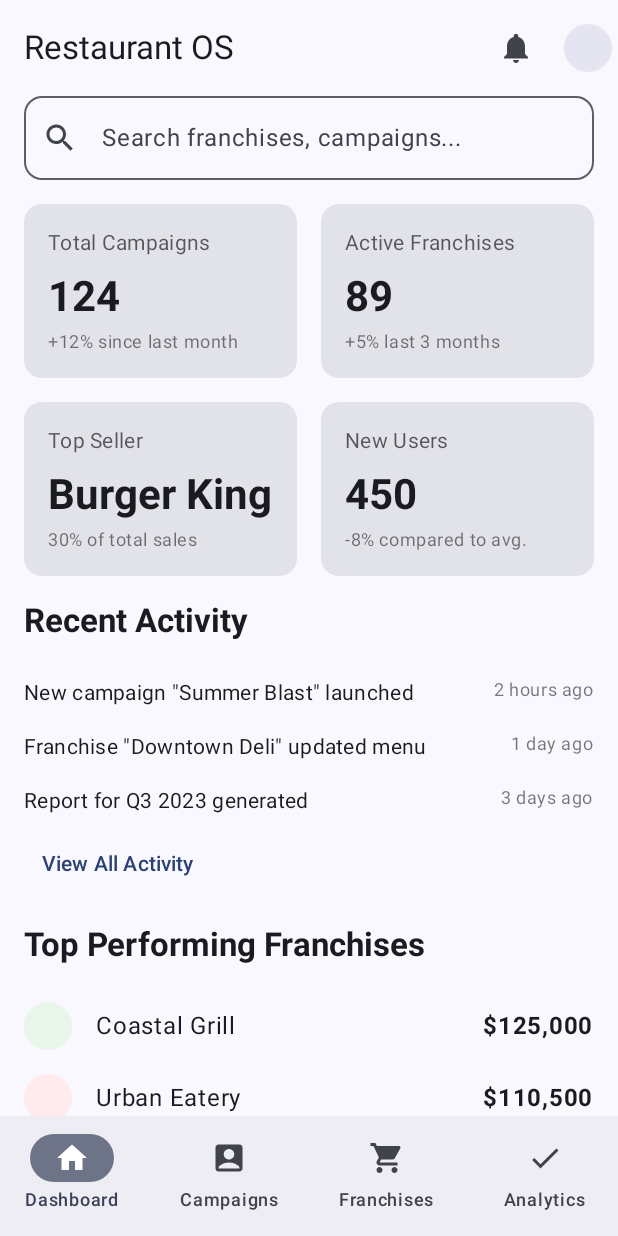
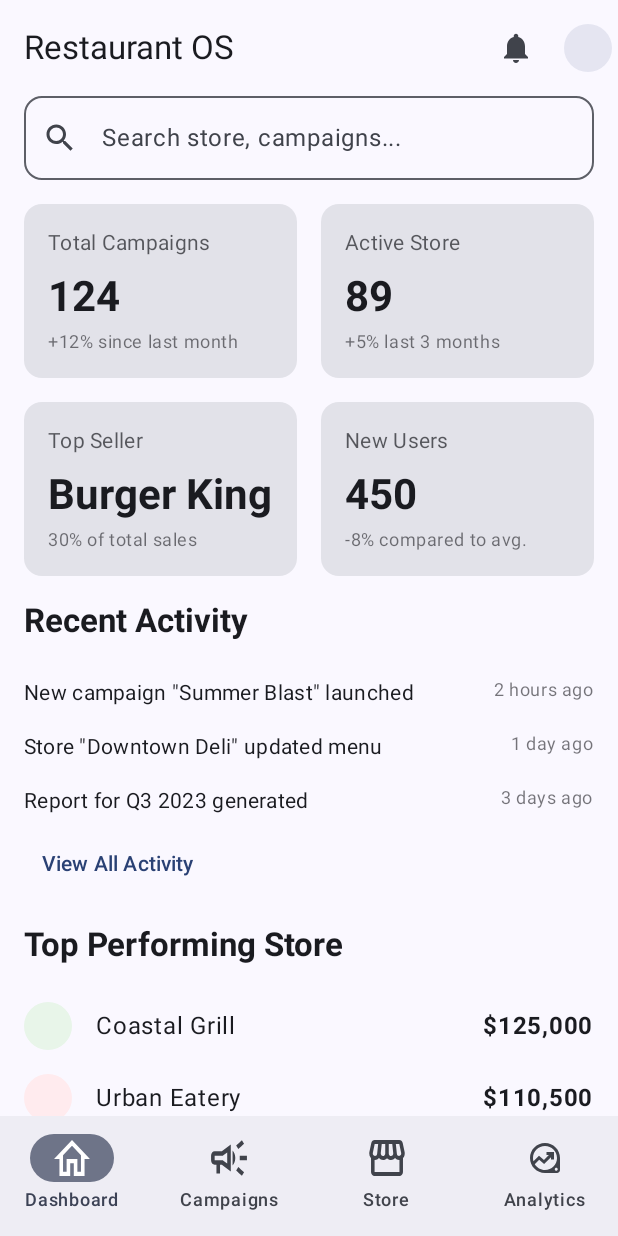
Before and after one commit to SwadRatna/swadratna_admin_app, an Android app built with Jetpack Compose: the screen it shows after launch (MainActivity), on a phone screen of 412 x 824 dp. Run offline under Robolectric (Android 15) with nearby library versions, the phone set to English and light mode, and no system bars; our stand-ins replace Dagger/Hilt's generated code.

Commit message:
Base UI setup with edge-to-edge handling.

```diff
--- a/app/src/main/java/com/swadratna/swadratna_admin/MainActivity.kt
+++ b/app/src/main/java/com/swadratna/swadratna_admin/MainActivity.kt
@@ -4,6 +4,8 @@ import android.os.Bundle
 import androidx.activity.ComponentActivity
 import androidx.activity.compose.setContent
 import androidx.activity.enableEdgeToEdge
+import androidx.compose.foundation.layout.WindowInsets
+import androidx.compose.foundation.layout.consumeWindowInsets
 import androidx.compose.foundation.layout.fillMaxSize
 import androidx.compose.foundation.layout.padding
 import androidx.compose.material3.MaterialTheme
@@ -11,6 +13,7 @@ import androidx.compose.material3.Scaffold
 import androidx.compose.material3.Surface
 import androidx.compose.runtime.getValue
 import androidx.compose.ui.Modifier
+import androidx.compose.ui.unit.dp
 import androidx.navigation.compose.currentBackStackEntryAsState
 import androidx.navigation.compose.rememberNavController
 import com.swadratna.swadratna_admin.navigation.NavGraph
@@ -33,6 +36,7 @@ class MainActivity : ComponentActivity() {
                     val navBackStackEntry by navController.currentBackStackEntryAsState()
 
                     Scaffold(
+                        contentWindowInsets = WindowInsets(0.dp),
                         bottomBar = {
                             BottomNavBar(
                                 navController = navController,
@@ -42,7 +46,9 @@ class MainActivity : ComponentActivity() {
                     ) { innerPadding ->
                         NavGraph(
                             navController = navController,
-                            modifier = Modifier.padding(innerPadding)
+                            modifier = Modifier
+                                .consumeWindowInsets(innerPadding)
+                                .padding(innerPadding)
                         )
                     }
                 }
--- a/app/src/main/java/com/swadratna/swadratna_admin/navigation/NavGraph.kt
+++ b/app/src/main/java/com/swadratna/swadratna_admin/navigation/NavGraph.kt
@@ -29,8 +29,8 @@ fun NavGraph(
             // TODO: Add Campaigns screen
             HomeScreen()
         }
-        composable(NavRoute.Franchises.route) {
-            // TODO: Add Franchises screen
+        composable(NavRoute.Store.route) {
+            // TODO: Add Store screen
             HomeScreen()
         }
         composable(NavRoute.Analytics.route) {
@@ -44,6 +44,6 @@ sealed class NavRoute(val route: String) {
     object Dashboard : NavRoute("dashboard")
     object Home : NavRoute("home")
     object Campaigns : NavRoute("campaigns")
-    object Franchises : NavRoute("franchises")
+    object Store : NavRoute("store")
     object Analytics : NavRoute("analytics")
 }
--- a/app/src/main/java/com/swadratna/swadratna_admin/ui/components/BottomNavBar.kt
+++ b/app/src/main/java/com/swadratna/swadratna_admin/ui/components/BottomNavBar.kt
@@ -4,11 +4,12 @@ import androidx.compose.material.icons.Icons
 import androidx.compose.material.icons.filled.AccountBox
 import androidx.compose.material.icons.filled.Check
 import androidx.compose.material.icons.filled.Home
-import androidx.compose.material.icons.filled.ShoppingCart
 import androidx.compose.material3.*
 import androidx.compose.runtime.Composable
 import androidx.compose.ui.Modifier
+import com.swadratna.swadratna_admin.R
 import androidx.compose.ui.graphics.vector.ImageVector
+import androidx.compose.ui.res.painterResource
 import androidx.navigation.NavDestination
 import androidx.navigation.NavDestination.Companion.hierarchy
 import androidx.navigation.NavGraph.Companion.findStartDestination
@@ -16,15 +17,15 @@ import androidx.navigation.NavHostController
 
 data class BottomNavItem(
     val route: String,
-    val icon: ImageVector,
+    val iconRes: Int,
     val label: String
 )
 
 val bottomNavItems = listOf(
-    BottomNavItem("dashboard", Icons.Default.Home, "Dashboard"),
-    BottomNavItem("campaigns", Icons.Default.AccountBox, "Campaigns"),
-    BottomNavItem("franchises", Icons.Default.ShoppingCart, "Franchises"),
-    BottomNavItem("analytics", Icons.Default.Check, "Analytics")
+    BottomNavItem("dashboard", R.drawable.ic_home, "Dashboard"),
+    BottomNavItem("campaigns", R.drawable.ic_campaign, "Campaigns"),
+    BottomNavItem("store", R.drawable.ic_store, "Store"),
+    BottomNavItem("analytics", R.drawable.ic_analytics, "Analytics")
 )
 
 @Composable
@@ -38,7 +39,7 @@ fun BottomNavBar(
             val selected = currentDestination?.hierarchy?.any { it.route == item.route } == true
 
             NavigationBarItem(
-                icon = { Icon(item.icon, contentDescription = item.label) },
+                icon = { Icon(painterResource(id = item.iconRes), contentDescription = item.label) },
                 label = { Text(item.label) },
                 selected = selected,
                 onClick = {
--- a/app/src/main/java/com/swadratna/swadratna_admin/ui/dashboard/DashboardScreen.kt
+++ b/app/src/main/java/com/swadratna/swadratna_admin/ui/dashboard/DashboardScreen.kt
@@ -3,7 +3,6 @@ package com.swadratna.swadratna_admin.ui.dashboard
 import androidx.compose.foundation.background
 import androidx.compose.foundation.layout.*
 import androidx.compose.foundation.lazy.LazyColumn
-import androidx.compose.foundation.lazy.items
 import androidx.compose.foundation.shape.CircleShape
 import androidx.compose.foundation.shape.RoundedCornerShape
 import androidx.compose.material.icons.Icons
@@ -18,6 +17,8 @@ import androidx.compose.ui.graphics.Color
 import androidx.compose.ui.text.font.FontWeight
 import androidx.compose.ui.unit.dp
 import androidx.hilt.navigation.compose.hiltViewModel
+import androidx.compose.foundation.layout.WindowInsets
+import androidx.compose.foundation.layout.statusBarsPadding
 
 @OptIn(ExperimentalMaterial3Api::class)
 @Composable
@@ -42,20 +43,23 @@ fun DashboardScreen(
                             .clip(CircleShape)
                             .background(MaterialTheme.colorScheme.primary.copy(alpha = 0.1f))
                     )
-                }
+                },
+                windowInsets =  TopAppBarDefaults.windowInsets
             )
-        }
+        },
+        contentWindowInsets = WindowInsets(0.dp)
     ) { paddingValues ->
         LazyColumn(
             modifier = modifier
                 .fillMaxSize()
+                .consumeWindowInsets(paddingValues)
                 .padding(paddingValues),
             verticalArrangement = Arrangement.spacedBy(16.dp)
         ) {
             item { SearchBar(uiState.searchQuery, viewModel) }
             item { StatisticsSection(uiState) }
             item { RecentActivitySection(uiState.recentActivities) }
-            item { TopPerformingFranchisesSection(uiState.topFranchises) }
+            item { TopPerformingStoreSection(uiState.topStore) }
         }
     }
 }
@@ -69,7 +73,7 @@ fun SearchBar(query: String, viewModel: DashboardViewModel) {
         modifier = Modifier
             .fillMaxWidth()
             .padding(horizontal = 16.dp),
-        placeholder = { Text("Search franchises, campaigns...") },
+        placeholder = { Text("Search store, campaigns...") },
         leadingIcon = { Icon(Icons.Default.Search, contentDescription = null) },
         singleLine = true,
         shape = RoundedCornerShape(12.dp)
@@ -90,9 +94,9 @@ fun StatisticsSection(uiState: DashboardUiState) {
                 modifier = Modifier.weight(1f)
             )
             StatCard(
-                title = "Active Franchises",
-                value = uiState.activeFranchises.toString(),
-                change = uiState.franchisesChange,
+                title = "Active Store",
+                value = uiState.activeStore.toString(),
+                change = uiState.storeChange,
                 modifier = Modifier.weight(1f)
             )
         }
@@ -194,17 +198,17 @@ fun ActivityItem(activity: ActivityItem) {
 }
 
 @Composable
-fun TopPerformingFranchisesSection(franchises: List<FranchiseItem>) {
+fun TopPerformingStoreSection(storeItem: List<StoreItem>) {
     Column(modifier = Modifier.padding(horizontal = 16.dp)) {
         Text(
-            text = "Top Performing Franchises",
+            text = "Top Performing Store",
             style = MaterialTheme.typography.titleLarge,
             fontWeight = FontWeight.Bold
         )
         Spacer(modifier = Modifier.height(16.dp))
-        franchises.forEachIndexed { index, franchise ->
-            FranchiseItem(
-                franchise = franchise,
+        storeItem.forEachIndexed { index, store ->
+            StoreItem(
+                store = store,
                 color = when (index) {
                     0 -> Color(0xFFE8F5E9)
                     1 -> Color(0xFFFFEBEE)
@@ -219,7 +223,7 @@ fun TopPerformingFranchisesSection(franchises: List<FranchiseItem>) {
 }
 
 @Composable
-fun FranchiseItem(franchise: FranchiseItem, color: Color) {
+fun StoreItem(store: StoreItem, color: Color) {
     Row(
         modifier = Modifier
             .fillMaxWidth()
@@ -234,12 +238,12 @@ fun FranchiseItem(franchise: FranchiseItem, color: Color) {
         )
         Spacer(modifier = Modifier.width(16.dp))
         Text(
-            text = franchise.name,
+            text = store.name,
             style = MaterialTheme.typography.bodyLarge,
             modifier = Modifier.weight(1f)
         )
         Text(
-            text = franchise.revenue,
+            text = store.revenue,
             style = MaterialTheme.typography.bodyLarge,
             fontWeight = FontWeight.Bold
         )
--- a/app/src/main/java/com/swadratna/swadratna_admin/ui/dashboard/DashboardViewModel.kt
+++ b/app/src/main/java/com/swadratna/swadratna_admin/ui/dashboard/DashboardViewModel.kt
@@ -18,8 +18,8 @@ class DashboardViewModel @Inject constructor() : ViewModel() {
             searchQuery = "",
             totalCampaigns = 124,
             campaignsChange = "+12% since last month",
-            activeFranchises = 89,
-            franchisesChange = "+5% last 3 months",
+            activeStore = 89,
+            storeChange = "+5% last 3 months",
             topSeller = "Burger King",
             topSellerMetric = "30% of total sales",
             newUsers = 450,
@@ -30,7 +30,7 @@ class DashboardViewModel @Inject constructor() : ViewModel() {
                     time = "2 hours ago"
                 ),
                 ActivityItem(
-                    title = "Franchise \"Downtown Deli\" updated menu",
+                    title = "Store \"Downtown Deli\" updated menu",
                     time = "1 day ago"
                 ),
                 ActivityItem(
@@ -38,16 +38,16 @@ class DashboardViewModel @Inject constructor() : ViewModel() {
                     time = "3 days ago"
                 )
             ),
-            topFranchises = listOf(
-                FranchiseItem(
+            topStore = listOf(
+                StoreItem(
                     name = "Coastal Grill",
                     revenue = "$125,000"
                 ),
-                FranchiseItem(
+                StoreItem(
                     name = "Urban Eatery",
                     revenue = "$110,500"
                 ),
-                FranchiseItem(
+                StoreItem(
                     name = "Parkside Bistro",
                     revenue = "$98,200"
                 )
@@ -71,14 +71,14 @@ data class DashboardUiState(
     val searchQuery: String = "",
     val totalCampaigns: Int = 0,
     val campaignsChange: String = "",
-    val activeFranchises: Int = 0,
-    val franchisesChange: String = "",
+    val activeStore: Int = 0,
+    val storeChange: String = "",
     val topSeller: String = "",
     val topSellerMetric: String = "",
     val newUsers: Int = 0,
     val newUsersChange: String = "",
     val recentActivities: List<ActivityItem> = emptyList(),
-    val topFranchises: List<FranchiseItem> = emptyList()
+    val topStore: List<StoreItem> = emptyList()
 )
 
 data class ActivityItem(
@@ -86,7 +86,7 @@ data class ActivityItem(
     val time: String
 )
 
-data class FranchiseItem(
+data class StoreItem(
     val name: String,
     val revenue: String
 )
--- a/app/src/main/java/com/swadratna/swadratna_admin/ui/theme/Theme.kt
+++ b/app/src/main/java/com/swadratna/swadratna_admin/ui/theme/Theme.kt
@@ -64,7 +64,7 @@ fun SwadRatna_AdminTheme(
     if (!view.isInEditMode) {
         SideEffect {
             val window = (view.context as Activity).window
-            window.statusBarColor = colorScheme.primary.toArgb()
+            window.statusBarColor = android.graphics.Color.TRANSPARENT
             WindowCompat.getInsetsController(window, view).isAppearanceLightStatusBars = !darkTheme
         }
     }
--- /dev/null
+++ b/app/src/main/res/drawable/ic_analytics.xml
@@ -0,0 +1,13 @@
+<vector xmlns:android="http://schemas.android.com/apk/res/android"
+    android:width="24dp"
+    android:height="24dp"
+    android:viewportWidth="138"
+    android:viewportHeight="138">
+  <group>
+    <clip-path
+        android:pathData="M0,0h138v138h-138z"/>
+    <path
+        android:pathData="M69,11.5C37.26,11.5 11.5,37.26 11.5,69C11.5,100.74 37.26,126.5 69,126.5L115,126.5C121.32,126.5 126.5,121.32 126.5,115L126.5,69C126.5,37.26 100.74,11.5 69,11.5ZM69,115C52.38,115 37.78,106.14 29.73,92.92L46.69,75.96L65.61,92L92,65.67V74.75H103.5V46L74.75,46L74.75,57.5H83.83L64.97,76.36L46,60.38L24.78,81.65C23.63,77.63 23,73.37 23,69C23,43.64 43.64,23 69,23C94.36,23 115,43.64 115,69C115,94.36 94.36,115 69,115ZM112.13,117.88C108.96,117.88 106.38,115.29 106.38,112.13C106.38,108.96 108.96,106.38 112.13,106.38C115.29,106.38 117.88,108.96 117.88,112.13C117.88,115.29 115.29,117.88 112.13,117.88Z"
+        android:fillColor="#171A1F"/>
+  </group>
+</vector>
--- /dev/null
+++ b/app/src/main/res/drawable/ic_campaign.xml
@@ -0,0 +1,9 @@
+<vector xmlns:android="http://schemas.android.com/apk/res/android"
+    android:width="24dp"
+    android:height="24dp"
+    android:viewportWidth="102"
+    android:viewportHeight="82">
+  <path
+      android:pathData="M81.48,35.92V46.08L101.8,46.08V35.92L81.48,35.92ZM71.32,69.5C76.2,73.11 82.55,77.88 87.58,81.64C89.61,78.95 91.64,76.2 93.67,73.51C88.64,69.75 82.29,64.98 77.42,61.32C75.38,64.06 73.35,66.81 71.32,69.5ZM93.67,8.49C91.64,5.8 89.61,3.05 87.58,0.36C82.55,4.12 76.2,8.89 71.32,12.55C73.35,15.24 75.38,17.99 77.42,20.68C82.29,17.02 88.64,12.3 93.67,8.49ZM10.36,25.76C4.77,25.76 0.2,30.33 0.2,35.92L0.2,46.08C0.2,51.67 4.77,56.24 10.36,56.24L15.44,56.24L15.44,76.56H25.6L25.6,56.24H30.68L56.08,71.48L56.08,10.52L30.68,25.76L10.36,25.76ZM35.91,34.45L45.92,28.45L45.92,53.55L35.91,47.55L33.47,46.08L10.36,46.08L10.36,35.92L33.47,35.92L35.91,34.45ZM68.78,41C68.78,34.24 65.83,28.15 61.16,23.98L61.16,57.97C65.83,53.85 68.78,47.76 68.78,41Z"
+      android:fillColor="#171A1F"/>
+</vector>
--- /dev/null
+++ b/app/src/main/res/drawable/ic_home.xml
@@ -0,0 +1,9 @@
+<vector xmlns:android="http://schemas.android.com/apk/res/android"
+    android:width="24dp"
+    android:height="24dp"
+    android:viewportWidth="122"
+    android:viewportHeight="104">
+  <path
+      android:pathData="M61,16.64L91.4,44L91.4,91.48L79.24,91.48L79.24,55L42.76,55L42.76,91.48H30.6L30.6,44L61,16.64ZM61,0.28L0.2,55L18.44,55L18.44,103.64L54.92,103.64L54.92,67.16H67.08L67.08,103.64L103.56,103.64L103.56,55H121.8L61,0.28Z"
+      android:fillColor="#171A1F"/>
+</vector>
--- /dev/null
+++ b/app/src/main/res/drawable/ic_store.xml
@@ -0,0 +1,9 @@
+<vector xmlns:android="http://schemas.android.com/apk/res/android"
+    android:width="24dp"
+    android:height="24dp"
+    android:viewportWidth="98"
+    android:viewportHeight="87">
+  <path
+      android:pathData="M96.827,28.509L91.756,7.402C90.693,3.055 86.926,0.061 82.531,0.061L15.442,0.061C11.095,0.061 7.279,3.103 6.265,7.402L1.193,28.509C0.034,33.436 1.097,38.459 4.188,42.42C4.574,42.951 5.106,43.337 5.54,43.82L5.54,77.34C5.54,82.654 9.887,87.001 15.2,87.001L82.82,87.001C88.133,87.001 92.48,82.654 92.48,77.34V43.82C92.915,43.386 93.446,42.951 93.833,42.468C96.924,38.507 98.035,33.436 96.827,28.509ZM82.386,9.672L87.457,30.779C87.94,32.808 87.506,34.836 86.25,36.43C85.574,37.3 84.124,38.701 81.71,38.701C78.763,38.701 76.203,36.334 75.865,33.194L73.064,9.721L82.386,9.672ZM53.84,9.721L63.307,9.721L65.915,31.552C66.157,33.436 65.577,35.319 64.322,36.72C63.259,37.976 61.713,38.701 59.733,38.701C56.497,38.701 53.84,35.851 53.84,32.373L53.84,9.721ZM32.057,31.552L34.714,9.721L44.18,9.721L44.18,32.373C44.18,35.851 41.524,38.701 37.95,38.701C36.307,38.701 34.81,37.976 33.651,36.72C32.434,35.289 31.858,33.42 32.057,31.552ZM10.564,30.779L15.442,9.721L24.957,9.721L22.156,33.194C21.769,36.334 19.258,38.701 16.311,38.701C13.945,38.701 12.447,37.3 11.819,36.43C10.515,34.885 10.081,32.808 10.564,30.779ZM15.2,77.34L15.2,48.216C15.587,48.264 15.925,48.361 16.311,48.361C20.513,48.361 24.329,46.622 27.131,43.772C30.028,46.67 33.893,48.361 38.288,48.361C42.49,48.361 46.257,46.622 49.059,43.869C51.908,46.622 55.772,48.361 60.119,48.361C64.177,48.361 68.041,46.67 70.939,43.772C73.74,46.622 77.556,48.361 81.758,48.361C82.144,48.361 82.482,48.264 82.869,48.216V77.34L15.2,77.34Z"
+      android:fillColor="#171A1F"/>
+</vector>
```
